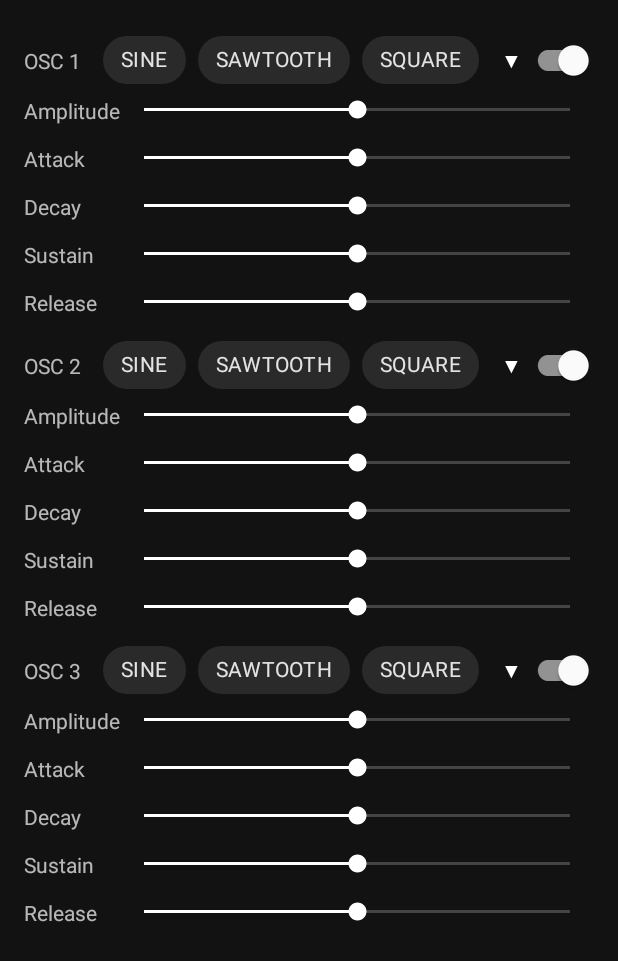
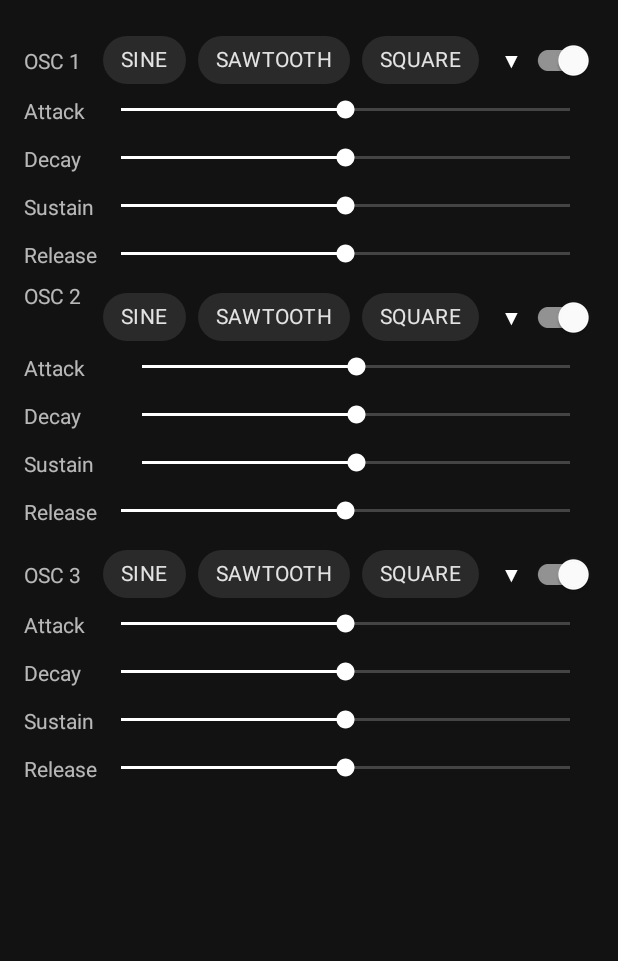
Before and after one commit to kplich/sensor-instrument, an Android app: the layout activity_main.xml on its own in the app's theme, with its tools: preview values and no code run, on a phone screen of 412 x 824 dp. Shown: the top 961 px of the screen. Run offline under Robolectric (Android 15) with nearby library versions, the phone set to English and light mode, and no system bars.

```diff
--- a/app/src/main/java/com/example/sensorinstrument/instruments/TripleOscSynthesizer.kt
+++ b/app/src/main/java/com/example/sensorinstrument/instruments/TripleOscSynthesizer.kt
@@ -71,9 +71,6 @@ class TripleOscSynthesizer {
         ampEnv3.input.off()
     }
 
-    fun setOsc1Amplitude(amplitude: Double) {
-        ampEnv1.sustain.set(amplitude)
-    }
 
     fun setOsc1Attack(attack: Double) {
         ampEnv1.attack.set(attack)
@@ -95,10 +92,6 @@ class TripleOscSynthesizer {
         osc1.shape.set(type.shapeForMorhingOsc)
     }
 
-    fun setOsc2Amplitude(amplitude: Double) {
-        ampEnv2.sustain.set(amplitude)
-    }
-
     fun setOsc2Attack(attack: Double) {
         ampEnv2.attack.set(attack)
     }
@@ -117,10 +110,6 @@ class TripleOscSynthesizer {
 
     fun setOsc2Type(type: OscillatorType) {
         osc2.shape.set(type.shapeForMorhingOsc)
-    }
-
-    fun setOsc3Amplitude(amplitude: Double) {
-        ampEnv3.sustain.set(amplitude)
     }
 
     fun setOsc3Attack(attack: Double) {
--- a/app/src/main/java/com/example/sensorinstrument/mainActivity/MainActivity.kt
+++ b/app/src/main/java/com/example/sensorinstrument/mainActivity/MainActivity.kt
@@ -122,16 +122,7 @@ class MainActivity : AppCompatActivity() {
             }
         }
         binding.osc1Type.check(R.id.osc_1_type_sine)
-        binding.osc1Amp.setOnSeekBarChangeListener(object : SeekBar.OnSeekBarChangeListener {
-            override fun onProgressChanged(seekBar: SeekBar, progress: Int, fromUser: Boolean) {
-                synthesizer.setOsc1Amplitude(progress.div(seekBar.max.toDouble()))
-            }
 
-            override fun onStartTrackingTouch(seekBar: SeekBar?) {}
-
-            override fun onStopTrackingTouch(seekBar: SeekBar?) {}
-
-        })
         binding.osc1Attack.setOnSeekBarChangeListener(object : SeekBar.OnSeekBarChangeListener {
             override fun onProgressChanged(seekBar: SeekBar, progress: Int, fromUser: Boolean) {
                 synthesizer.setOsc1Attack(progress.div(seekBar.max.toDouble()).times(seconds))
@@ -156,7 +147,7 @@ class MainActivity : AppCompatActivity() {
 
         binding.osc1Sustain.setOnSeekBarChangeListener(object : SeekBar.OnSeekBarChangeListener {
             override fun onProgressChanged(seekBar: SeekBar, progress: Int, fromUser: Boolean) {
-                synthesizer.setOsc1Sustain(progress.div(seekBar.max.toDouble()).times(seconds))
+                synthesizer.setOsc1Sustain(progress.div(seekBar.max.toDouble()))
             }
 
             override fun onStartTrackingTouch(seekBar: SeekBar?) {}
@@ -187,17 +178,6 @@ class MainActivity : AppCompatActivity() {
             }
         }
         binding.osc2Type.check(R.id.osc_2_type_sine)
-        binding.osc2Amp.setOnSeekBarChangeListener(object : SeekBar.OnSeekBarChangeListener {
-            override fun onProgressChanged(seekBar: SeekBar, progress: Int, fromUser: Boolean) {
-                synthesizer.setOsc2Amplitude(progress.div(seekBar.max.toDouble()))
-            }
-
-            override fun onStartTrackingTouch(seekBar: SeekBar?) {}
-
-            override fun onStopTrackingTouch(seekBar: SeekBar?) {}
-
-        })
-
 
         binding.osc2Attack.setOnSeekBarChangeListener(object : SeekBar.OnSeekBarChangeListener {
             override fun onProgressChanged(seekBar: SeekBar, progress: Int, fromUser: Boolean) {
@@ -223,7 +203,7 @@ class MainActivity : AppCompatActivity() {
 
         binding.osc2Sustain.setOnSeekBarChangeListener(object : SeekBar.OnSeekBarChangeListener {
             override fun onProgressChanged(seekBar: SeekBar, progress: Int, fromUser: Boolean) {
-                synthesizer.setOsc2Sustain(progress.div(seekBar.max.toDouble()).times(seconds))
+                synthesizer.setOsc2Sustain(progress.div(seekBar.max.toDouble()))
             }
 
             override fun onStartTrackingTouch(seekBar: SeekBar?) {}
@@ -255,17 +235,6 @@ class MainActivity : AppCompatActivity() {
             }
         }
         binding.osc3Type.check(R.id.osc_3_type_sine)
-        binding.osc3Amp.setOnSeekBarChangeListener(object : SeekBar.OnSeekBarChangeListener {
-            override fun onProgressChanged(seekBar: SeekBar, progress: Int, fromUser: Boolean) {
-                synthesizer.setOsc3Amplitude(progress.div(seekBar.max.toDouble()))
-            }
-
-            override fun onStartTrackingTouch(seekBar: SeekBar?) {}
-
-            override fun onStopTrackingTouch(seekBar: SeekBar?) {}
-
-        })
-
 
         binding.osc3Attack.setOnSeekBarChangeListener(object : SeekBar.OnSeekBarChangeListener {
             override fun onProgressChanged(seekBar: SeekBar, progress: Int, fromUser: Boolean) {
@@ -291,7 +260,7 @@ class MainActivity : AppCompatActivity() {
 
         binding.osc3Sustain.setOnSeekBarChangeListener(object : SeekBar.OnSeekBarChangeListener {
             override fun onProgressChanged(seekBar: SeekBar, progress: Int, fromUser: Boolean) {
-                synthesizer.setOsc3Sustain(progress.div(seekBar.max.toDouble()).times(seconds))
+                synthesizer.setOsc3Sustain(progress.div(seekBar.max.toDouble()))
             }
 
             override fun onStartTrackingTouch(seekBar: SeekBar?) {}
--- a/app/src/main/res/layout/activity_main.xml
+++ b/app/src/main/res/layout/activity_main.xml
@@ -42,7 +42,7 @@
                 android:layout_marginTop="14dp"
                 android:progress="50"
                 app:layout_constraintEnd_toEndOf="parent"
-                app:layout_constraintStart_toEndOf="@+id/textAmplitude_1"
+                app:layout_constraintStart_toEndOf="@+id/textRelease_1"
                 app:layout_constraintTop_toBottomOf="@+id/osc_1_sustain" />
 
             <TextView
@@ -68,7 +68,7 @@
                 android:layout_marginTop="14dp"
                 android:progress="50"
                 app:layout_constraintEnd_toEndOf="parent"
-                app:layout_constraintStart_toEndOf="@+id/textAmplitude_1"
+                app:layout_constraintStart_toEndOf="@+id/textRelease_1"
                 app:layout_constraintTop_toBottomOf="@+id/osc_1_decay" />
 
             <TextView
@@ -86,23 +86,15 @@
                 android:layout_marginTop="14dp"
                 android:progress="50"
                 app:layout_constraintEnd_toEndOf="parent"
-                app:layout_constraintStart_toEndOf="@+id/textAmplitude_1"
+                app:layout_constraintStart_toEndOf="@+id/textRelease_1"
                 app:layout_constraintTop_toBottomOf="@+id/osc_1_attack" />
-
-            <TextView
-                android:id="@+id/textAmplitude_1"
-                android:layout_width="wrap_content"
-                android:layout_height="wrap_content"
-                android:text="@string/amplitude"
-                app:layout_constraintStart_toStartOf="parent"
-                app:layout_constraintTop_toTopOf="@+id/osc_1_amp" />
 
             <TextView
                 android:id="@+id/osc_1_label"
                 android:layout_width="wrap_content"
                 android:layout_height="wrap_content"
                 android:text="@string/osc1"
-                app:layout_constraintBottom_toTopOf="@+id/osc_1_amp"
+                app:layout_constraintBottom_toTopOf="@+id/textAttack_1"
                 app:layout_constraintStart_toStartOf="parent"
                 app:layout_constraintTop_toTopOf="parent"
                 tools:text="OSC 1" />
@@ -147,23 +139,13 @@
             </com.google.android.material.chip.ChipGroup>
 
             <SeekBar
-                android:id="@+id/osc_1_amp"
+                android:id="@+id/osc_1_attack"
                 android:layout_width="0dp"
                 android:layout_height="wrap_content"
                 android:progress="50"
                 app:layout_constraintEnd_toEndOf="parent"
-                app:layout_constraintStart_toEndOf="@+id/textAmplitude_1"
+                app:layout_constraintStart_toEndOf="@+id/textRelease_1"
                 app:layout_constraintTop_toBottomOf="@+id/osc_1_type" />
-
-            <SeekBar
-                android:id="@+id/osc_1_attack"
-                android:layout_width="0dp"
-                android:layout_height="wrap_content"
-                android:layout_marginTop="14dp"
-                android:progress="50"
-                app:layout_constraintEnd_toEndOf="parent"
-                app:layout_constraintStart_toEndOf="@+id/textAmplitude_1"
-                app:layout_constraintTop_toBottomOf="@+id/osc_1_amp" />
 
             <TextView
                 android:id="@+id/textAttack_1"
@@ -202,7 +184,7 @@
                 android:layout_marginTop="14dp"
                 android:progress="50"
                 app:layout_constraintEnd_toEndOf="parent"
-                app:layout_constraintStart_toEndOf="@+id/textAmplitude_2"
+                app:layout_constraintStart_toEndOf="@+id/textRelease_2"
                 app:layout_constraintTop_toBottomOf="@+id/osc_2_sustain" />
 
             <TextView
@@ -225,10 +207,11 @@
                 android:id="@+id/osc_2_sustain"
                 android:layout_width="0dp"
                 android:layout_height="wrap_content"
+                android:layout_marginStart="14dp"
                 android:layout_marginTop="14dp"
                 android:progress="50"
                 app:layout_constraintEnd_toEndOf="parent"
-                app:layout_constraintStart_toEndOf="@+id/textAmplitude_2"
+                app:layout_constraintStart_toEndOf="@+id/textRelease_2"
                 app:layout_constraintTop_toBottomOf="@+id/osc_2_decay" />
 
             <TextView
@@ -243,26 +226,18 @@
                 android:id="@+id/osc_2_decay"
                 android:layout_width="0dp"
                 android:layout_height="wrap_content"
+                android:layout_marginStart="14dp"
                 android:layout_marginTop="14dp"
                 android:progress="50"
                 app:layout_constraintEnd_toEndOf="parent"
-                app:layout_constraintStart_toEndOf="@+id/textAmplitude_2"
+                app:layout_constraintStart_toEndOf="@+id/textRelease_2"
                 app:layout_constraintTop_toBottomOf="@+id/osc_2_attack" />
-
-            <TextView
-                android:id="@+id/textAmplitude_2"
-                android:layout_width="wrap_content"
-                android:layout_height="wrap_content"
-                android:text="@string/amplitude"
-                app:layout_constraintStart_toStartOf="parent"
-                app:layout_constraintTop_toTopOf="@+id/osc_2_amp" />
 
             <TextView
                 android:id="@+id/osc_2_label"
                 android:layout_width="wrap_content"
                 android:layout_height="wrap_content"
                 android:text="@string/osc2"
-                app:layout_constraintBottom_toTopOf="@+id/osc_2_amp"
                 app:layout_constraintStart_toStartOf="parent"
                 app:layout_constraintTop_toTopOf="parent"
                 tools:text="OSC 2" />
@@ -307,23 +282,14 @@
             </com.google.android.material.chip.ChipGroup>
 
             <SeekBar
-                android:id="@+id/osc_2_amp"
-                android:layout_width="0dp"
-                android:layout_height="wrap_content"
-                android:progress="50"
-                app:layout_constraintEnd_toEndOf="parent"
-                app:layout_constraintStart_toEndOf="@+id/textAmplitude_2"
-                app:layout_constraintTop_toBottomOf="@+id/osc_2_type" />
-
-            <SeekBar
                 android:id="@+id/osc_2_attack"
                 android:layout_width="0dp"
                 android:layout_height="wrap_content"
-                android:layout_marginTop="14dp"
+                android:layout_marginStart="14dp"
                 android:progress="50"
                 app:layout_constraintEnd_toEndOf="parent"
-                app:layout_constraintStart_toEndOf="@+id/textAmplitude_2"
-                app:layout_constraintTop_toBottomOf="@+id/osc_2_amp" />
+                app:layout_constraintStart_toEndOf="@+id/textRelease_2"
+                app:layout_constraintTop_toBottomOf="@+id/osc_2_type" />
 
             <TextView
                 android:id="@+id/textAttack_2"
@@ -360,7 +326,7 @@
                 android:layout_marginTop="14dp"
                 android:progress="50"
                 app:layout_constraintEnd_toEndOf="parent"
-                app:layout_constraintStart_toEndOf="@+id/textAmplitude_3"
+                app:layout_constraintStart_toEndOf="@+id/textRelease_3"
                 app:layout_constraintTop_toBottomOf="@+id/osc_3_sustain" />
 
             <TextView
@@ -386,7 +352,7 @@
                 android:layout_marginTop="14dp"
                 android:progress="50"
                 app:layout_constraintEnd_toEndOf="parent"
-                app:layout_constraintStart_toEndOf="@+id/textAmplitude_3"
+                app:layout_constraintStart_toEndOf="@+id/textRelease_3"
                 app:layout_constraintTop_toBottomOf="@+id/osc_3_decay" />
 
             <TextView
@@ -404,23 +370,15 @@
                 android:layout_marginTop="14dp"
                 android:progress="50"
                 app:layout_constraintEnd_toEndOf="parent"
-                app:layout_constraintStart_toEndOf="@+id/textAmplitude_3"
+                app:layout_constraintStart_toEndOf="@+id/textRelease_3"
                 app:layout_constraintTop_toBottomOf="@+id/osc_3_attack" />
-
-            <TextView
-                android:id="@+id/textAmplitude_3"
-                android:layout_width="wrap_content"
-                android:layout_height="wrap_content"
-                android:text="@string/amplitude"
-                app:layout_constraintStart_toStartOf="parent"
-                app:layout_constraintTop_toTopOf="@+id/osc_3_amp" />
 
             <TextView
                 android:id="@+id/osc_3_label"
                 android:layout_width="wrap_content"
                 android:layout_height="wrap_content"
                 android:text="@string/osc3"
-                app:layout_constraintBottom_toTopOf="@+id/osc_3_amp"
+                app:layout_constraintBottom_toTopOf="@+id/textAttack_3"
                 app:layout_constraintStart_toStartOf="parent"
                 app:layout_constraintTop_toTopOf="parent"
                 tools:text="OSC 3" />
@@ -465,23 +423,13 @@
             </com.google.android.material.chip.ChipGroup>
 
             <SeekBar
-                android:id="@+id/osc_3_amp"
+                android:id="@+id/osc_3_attack"
                 android:layout_width="0dp"
                 android:layout_height="wrap_content"
                 android:progress="50"
                 app:layout_constraintEnd_toEndOf="parent"
-                app:layout_constraintStart_toEndOf="@+id/textAmplitude_3"
+                app:layout_constraintStart_toEndOf="@+id/textRelease_3"
                 app:layout_constraintTop_toBottomOf="@+id/osc_3_type" />
-
-            <SeekBar
-                android:id="@+id/osc_3_attack"
-                android:layout_width="0dp"
-                android:layout_height="wrap_content"
-                android:layout_marginTop="14dp"
-                android:progress="50"
-                app:layout_constraintEnd_toEndOf="parent"
-                app:layout_constraintStart_toEndOf="@+id/textAmplitude_3"
-                app:layout_constraintTop_toBottomOf="@+id/osc_3_amp" />
 
             <TextView
                 android:id="@+id/textAttack_3"
```
